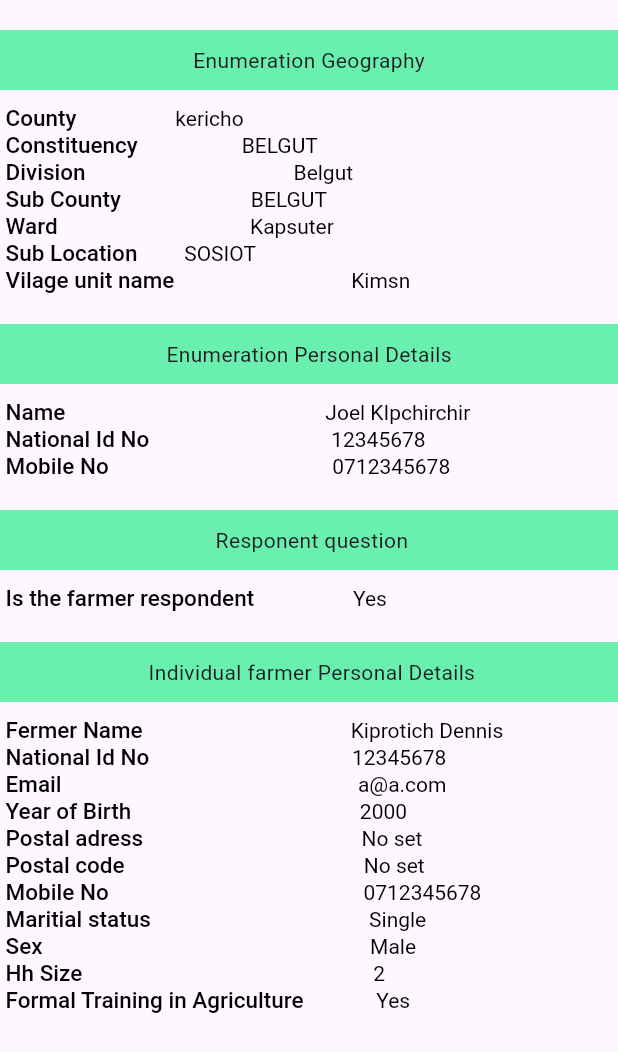
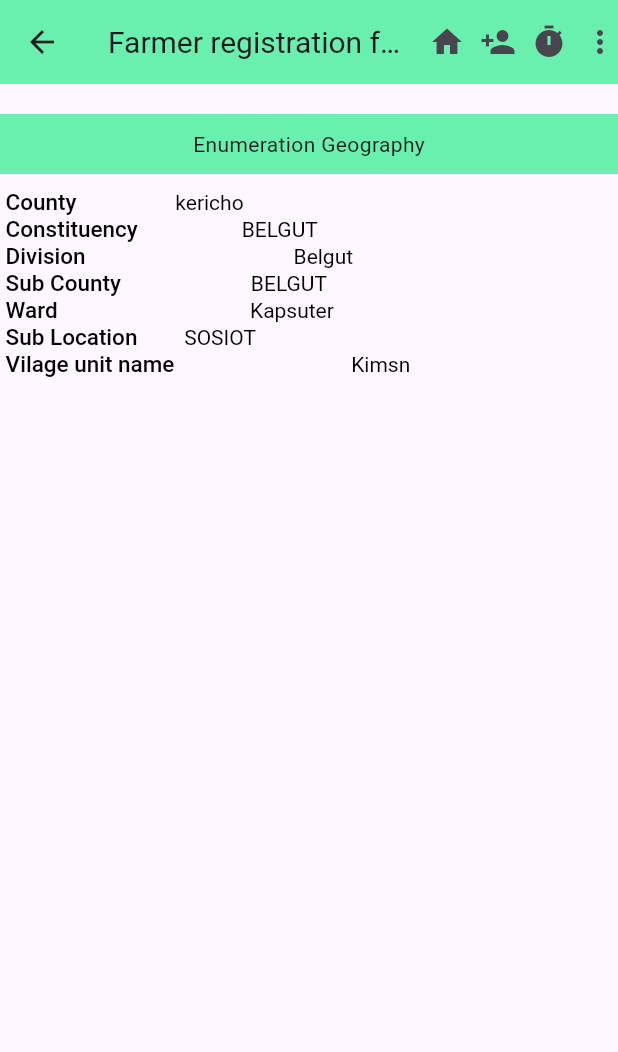
Before and after one commit to Paulmuia/farmers-app, a Flutter app: the DetailedPage screen opened directly, on a phone screen of 412 x 824 dp. Shown: the top 1052 px of the screen. Run offline on Flutter 3.47's test engine with Material 3 defaults, Android fonts, the phone set to English and light mode, and no system bars.

Commit message:
added stripes of code

```diff
--- a/lib/Pages/detailed_page.dart
+++ b/lib/Pages/detailed_page.dart
@@ -1,5 +1,6 @@
 import 'package:farming/utils/rich_texts.dart';
 import 'package:flutter/material.dart';
+
 
 class DetailedPage extends StatelessWidget {
   const DetailedPage({super.key});
@@ -7,29 +8,29 @@ class DetailedPage extends StatelessWidget {
   @override
   Widget build(BuildContext context) {
     return Scaffold(
-      // appBar: AppBar(
-      //   leading: const Icon(Icons.arrow_back),
-      //   title: const Text(
-      //     'Farmer registration form',
-      //     style: TextStyle(fontSize: 20),
-      //   ),
-      //   actions: const [
-      //     Icon(Icons.home),
-      //     SizedBox(
-      //       width: 10,
-      //     ),
-      //     Icon(Icons.person_add),
-      //     SizedBox(
-      //       width: 10,
-      //     ),
-      //     Icon(Icons.timer),
-      //     SizedBox(
-      //       width: 10,
-      //     ),
-      //     Icon(Icons.more_vert)
-      //   ],
-      //   backgroundColor: Colors.greenAccent,
-      // ),
+      appBar: AppBar(
+        leading: const Icon(Icons.arrow_back),
+        title: const Text(
+          'Farmer registration form',
+          style: TextStyle(fontSize: 20),
+        ),
+        actions: const [
+          Icon(Icons.home),
+          SizedBox(
+            width: 10,
+          ),
+          Icon(Icons.person_add),
+          SizedBox(
+            width: 10,
+          ),
+          Icon(Icons.timer),
+          SizedBox(
+            width: 10,
+          ),
+          Icon(Icons.more_vert)
+        ],
+        backgroundColor: Colors.greenAccent,
+      ),
       body: Column(
 
         crossAxisAlignment: CrossAxisAlignment.start,
@@ -45,7 +46,7 @@ class DetailedPage extends StatelessWidget {
               child: Text('Enumeration Geography'),
             ),
           ),
-          const SizedBox(height: 10,),
+          SizedBox(height: 10,),
           const RichTexts(
               text1: ' County', text2: '                   kericho'),
           const RichTexts(
@@ -64,83 +65,6 @@ class DetailedPage extends StatelessWidget {
           const RichTexts(
               text1: ' Vilage unit name',
               text2: '                                  Kimsn'),
-              const SizedBox(
-            height: 20,
-          ),
-          Container(
-            height: 40,
-            width: double.maxFinite,
-            color: Colors.greenAccent,
-            child: const Center(
-              child: Text('Enumeration Personal Details'),
-            ),
-          ),
-          const SizedBox(height: 10,),
-          const RichTexts(
-              text1: ' Name', text2: '                                                  Joel KIpchirchir'),
-          const RichTexts(
-              text1: ' National Id No', text2: '                                   12345678 '),
-          const RichTexts(
-              text1: ' Mobile No',
-              text2: '                                           0712345678'),
-
-              const SizedBox(
-            height: 20,
-          ),
-          Container(
-            height: 40,
-            width: double.maxFinite,
-            color: Colors.greenAccent,
-            child: const Center(
-              child: Text(' Responent question'),
-            ),
-          ),
-          const SizedBox(height: 10,),
-          const RichTexts(
-              text1: ' Is the farmer respondent', text2: '                   Yes'),
-              const SizedBox(
-            height: 20,
-          ),
-          Container(
-            height: 40,
-            width: double.maxFinite,
-            color: Colors.greenAccent,
-            child: const Center(
-              child: Text(' Individual farmer Personal Details'),
-            ),
-          ),
-          const SizedBox(height: 10,),
-          const RichTexts(
-              text1: ' Fermer Name', text2: '                                        Kiprotich Dennis'),
-          const RichTexts(
-              text1: ' National Id No', text2: '                                       12345678 '),
-          const RichTexts(
-              text1: ' Email',
-              text2: '                                                         a@a.com'),
-          const RichTexts(
-              text1: ' Year of Birth', text2: '                                            2000'),
-          const RichTexts(
-              text1: ' Postal adress',
-              text2: '                                          No set'),
-               const RichTexts(
-              text1: ' Postal code', text2: '                                              No set '),
-          const RichTexts(
-              text1: ' Mobile No',
-              text2: '                                                 0712345678'),
-          const RichTexts(
-              text1: ' Maritial status', text2: '                                          Single'),
-          const RichTexts(
-              text1: ' Sex',
-              text2: '                                                               Male'),
-               const RichTexts(
-              text1: ' Hh Size', text2: '                                                        2 '),
-          const RichTexts(
-              text1: ' Formal Training in Agriculture',
-              text2: '              Yes'),
-
-
-
-
         ],
       ),
     );
--- a/lib/Pages/home_screen.dart
+++ b/lib/Pages/homescreen.dart
@@ -2,6 +2,7 @@
 
 import 'package:farming/widgets/listtile_custom.dart';
 import 'package:flutter/material.dart';
+
 
 class HomeScreen extends StatefulWidget {
   const HomeScreen({Key? key});
```
Also changed, not shown: lib/Pages/dropDown.dart (deleted, +0 -46 lines), lib/Pages/primary_farm_ holding.dart (added, +165 -0 lines), lib/Pages/register_farmer.dart (added, +107 -0 lines), lib/Pages/ward_setup.dart (added, +67 -0 lines), lib/main.dart (+7 -3 lines), lib/widgets/container_custom.dart (added, +25 -0 lines), lib/Pages/finalize_form.dart (line endings or trailing spaces).
